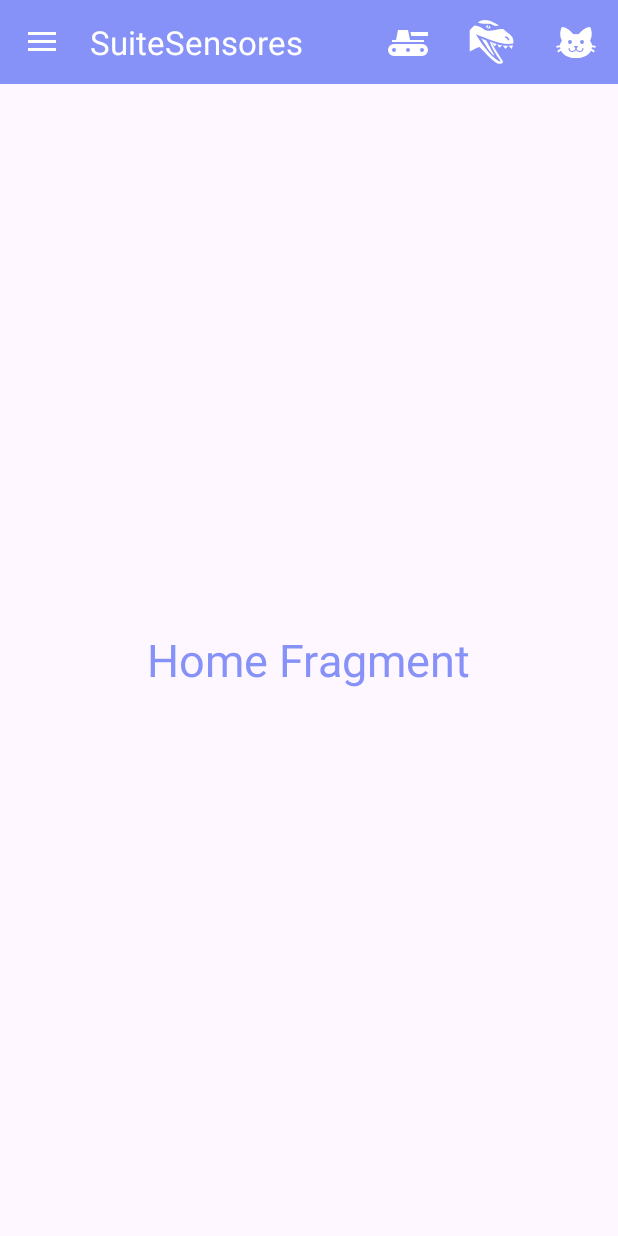
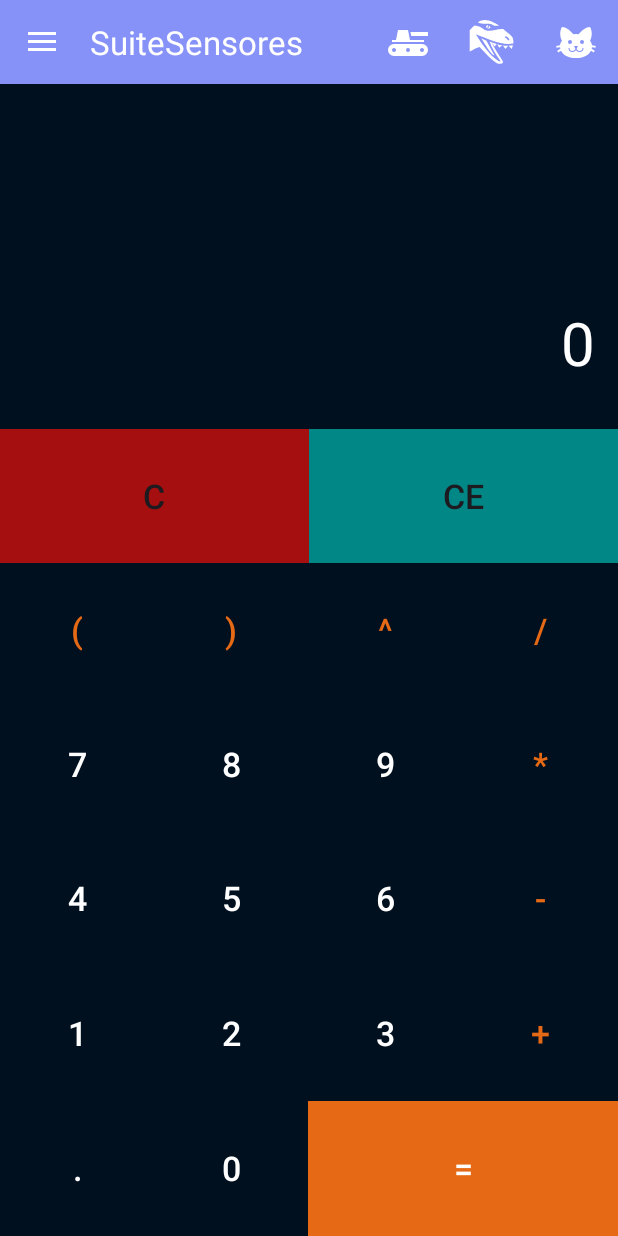
Before and after one commit to Gabriel-R-L/Suite_Sensores_Multimedia, an Android app: the screen it shows after launch (MainActivity), after a tap on "Icono delegado", on a phone screen of 412 x 824 dp. Run offline under Robolectric (Android 15) with nearby library versions, the light colour scheme and no system bars.

Commit message:
Calculadora implementada

```diff
--- a/app/build.gradle.kts
+++ b/app/build.gradle.kts
@@ -29,6 +29,7 @@ android {
 }
 
 dependencies {
+    implementation ("net.objecthunter:exp4j:0.4.8")
     implementation ("androidx.biometric:biometric:1.1.0")
     implementation ("com.github.bumptech.glide:glide:4.12.0")
     implementation("androidx.appcompat:appcompat:1.6.1")
--- a/app/src/main/java/com/suitejvg/suitesensores/main/MainActivity.java
+++ b/app/src/main/java/com/suitejvg/suitesensores/main/MainActivity.java
@@ -17,6 +17,7 @@ import com.suitejvg.suitesensores.R;
 import com.suitejvg.suitesensores.sensores.HuellaDigital;
 import com.suitejvg.suitesensores.sensores.Proximidad;
 import com.suitejvg.suitesensores.sensores.Bateria;
+import com.suitejvg.suitesensores.utils.Calculadora;
 import com.suitejvg.suitesensores.utils.HomeFragmen;
 
 public class MainActivity extends AppCompatActivity implements NavigationView.OnNavigationItemSelectedListener {
@@ -70,6 +71,8 @@ public class MainActivity extends AppCompatActivity implements NavigationView.On
 
         if (item.getItemId() == R.id.dele) {
             Toast.makeText(this, "Dele", Toast.LENGTH_SHORT).show();
+
+            getSupportFragmentManager().beginTransaction().replace(R.id.fragment_container, new Calculadora()).commit();
 
 //              * cambiar el menu hamburguesa
             NavigationView navigationView = findViewById(R.id.nav_view);
--- /dev/null
+++ b/app/src/main/java/com/suitejvg/suitesensores/utils/Calculadora.java
@@ -0,0 +1,199 @@
+package com.suitejvg.suitesensores.utils;
+import android.annotation.SuppressLint;
+import android.graphics.Color;
+import android.os.Bundle;
+
+import androidx.core.content.ContextCompat;
+import androidx.fragment.app.Fragment;
+
+import android.view.LayoutInflater;
+import android.view.View;
+import android.view.ViewGroup;
+import android.widget.Button;
+import android.widget.LinearLayout;
+import android.widget.TextView;
+import android.widget.Toast;
+
+
+/*
+? Librerías para el cálculo de operaciones
+? requiere en build.gradle del module app, en la parte de las dependecias
+? incluir lo siguiente: implementation ("net.objecthunter:exp4j:0.4.8")
+ */
+import com.suitejvg.suitesensores.R;
+
+import net.objecthunter.exp4j.Expression;
+import net.objecthunter.exp4j.ExpressionBuilder;
+
+public class Calculadora extends Fragment {
+
+    TextView operacionTV;
+    TextView resultadoTV;
+    private String datosText = "";
+
+    public Calculadora() { }
+
+    @Override
+    public void onCreate(Bundle savedInstanceState) {
+        super.onCreate(savedInstanceState);
+    }
+
+    @Override
+    public View onCreateView(LayoutInflater inflater, ViewGroup container,
+                             Bundle savedInstanceState) {
+        // Inflate the layout for this fragment
+        View view = inflater.inflate(R.layout.fragment_calculadora, container, false);
+
+        //* Instancio los textos donde se muestran las operaciones y resultados
+        operacionTV = view.findViewById(R.id.operacionTV);
+        resultadoTV = view.findViewById(R.id.resultadoTV);
+
+        //* Cargar los botones de la calculadora desde el controlador
+        generarElementos(view);
+
+        return view;
+    }
+
+
+    private void generarElementos(View view) {
+        LinearLayout buttonContainer = view.findViewById(R.id.buttonContainer);
+
+        String[][] buttonValues = {
+                {"C", "CE"},
+                {"(", ")", "^", "/"},
+                {"7", "8", "9", "*"},
+                {"4", "5", "6", "-"},
+                {"1", "2", "3", "+"},
+                {".", "0", "="}
+        };
+
+        //* Crear y agregar botones al contenedor principal
+        for (String[] rowValues : buttonValues) {
+            //* Crear un nuevo LinearLayout para cada fila
+            LinearLayout rowLayout = new LinearLayout(getActivity());
+            rowLayout.setLayoutParams(new LinearLayout.LayoutParams(
+                    LinearLayout.LayoutParams.MATCH_PARENT,
+                    0,
+                    1));
+            rowLayout.setOrientation(LinearLayout.HORIZONTAL);
+
+            //* Agregar botones a la fila actual
+            for (String value : rowValues) {
+                Button button = new Button(getActivity());
+                button.setLayoutParams(new LinearLayout.LayoutParams(
+                        0,
+                        LinearLayout.LayoutParams.MATCH_PARENT,
+                        1
+                ));
+
+                button.setText(value);
+
+                //* Personalizar botones
+                if (value.equals("=")) {
+                    button.setBackgroundColor(ContextCompat.getColor(getActivity(), R.color.orange));
+                    button.setTextSize(getResources().getDimension(R.dimen.calcButtonTextSize));
+                    button.setLayoutParams(new LinearLayout.LayoutParams(
+                            0,
+                            LinearLayout.LayoutParams.MATCH_PARENT,
+                            2
+                    ));
+                    button.setTextColor(Color.WHITE);
+                } else if (value.equals("C")) {
+                    button.setTextSize(getResources().getDimension(R.dimen.calcButtonTextSize));
+                    button.setBackgroundColor(ContextCompat.getColor(getActivity(), R.color.red));
+                } else if (value.equals("CE")) {
+                    button.setTextSize(getResources().getDimension(R.dimen.calcButtonTextSize));
+                    button.setBackgroundColor(ContextCompat.getColor(getActivity(), R.color.teal_700));
+                } else if (value.equals("(") || value.equals(")") || value.equals("^") || value.equals("/") ||
+                        value.equals("*") || value.equals("-") || value.equals("+")) {
+                    button.setTextSize(getResources().getDimension(R.dimen.calcButtonTextSize));
+                    button.setTextColor(ContextCompat.getColor(getActivity(), R.color.orange));
+                    button.setBackground(null);
+                } else {
+                    //* Configuración para los botones que no se personalizan
+                    button.setTextColor(ContextCompat.getColor(getActivity(), R.color.white));
+                    button.setTextSize(getResources().getDimension(R.dimen.calcButtonTextSize));
+                    button.setBackground(null);
+                    button.setLayoutParams(new LinearLayout.LayoutParams(
+                            0,
+                            LinearLayout.LayoutParams.MATCH_PARENT,
+                            1));
+                }
+
+                //? Agregar el botón a la fila actual
+                rowLayout.addView(button);
+
+
+                //? Agregar un listener al botón para manejar clics
+                button.setOnClickListener((View.OnClickListener) v -> listenerOperaciones((Button) v));
+            }
+
+            //* Agregar la fila al contenedor principal
+            buttonContainer.addView(rowLayout);
+        }
+    }
+
+    @SuppressLint("DefaultLocale")
+    private void listenerOperaciones(Button btn) {
+        //* Obtener el texto del botón clicado
+        String buttonText = btn.getText().toString();
+
+        switch (buttonText) {
+            case "=":
+                try {
+                    double resultado = evaluarExpresion(datosText);
+                    String resultadoFormateado;
+
+                    //* Formatear el resultado
+                    if (resultado % 1 == 0) {
+                        resultadoFormateado = String.format("%.0f", resultado);
+                    } else {
+                        resultadoFormateado = String.format("%.2f", resultado);
+                    }
+
+                    resultadoTV.setText(resultadoFormateado);
+                } catch (Exception e) {
+                    Toast.makeText(getActivity(), "Error en la expresión", Toast.LENGTH_SHORT).show();
+                }
+                break;
+
+            case "C":
+                if (datosText.length() > 0) {
+                    datosText = datosText.substring(0, datosText.length() - 1);
+                    operacionTV.setText(datosText);
+                }
+                break;
+            case "CE":
+                if (datosText.length() > 0) {
+                    datosText = "";
+                    operacionTV.setText("");
+                    resultadoTV.setText("0");
+                }
+                break;
+
+//            case "(":
+//            case ")":
+//                datosText += buttonText;
+//                operacionTV.setText(datosText);
+//                break;
+
+            default:
+                datosText += buttonText;
+                operacionTV.setText(datosText);
+                break;
+        }
+    }
+
+    //* método de la librería para los cálculos
+    private double evaluarExpresion(String expresion) {
+        try {
+            Expression e = new ExpressionBuilder(expresion).build();
+            return e.evaluate();
+        } catch (ArithmeticException e) {
+            // Manejar errores de aritmética (por ejemplo, división por cero)
+            throw new RuntimeException("Error aritmético: " + e.getMessage());
+        } catch (Exception e) {
+            // Otros errores
+            throw new RuntimeException("Error en la expresión: " + e.getMessage());
+        }
+    }}
--- /dev/null
+++ b/app/src/main/res/layout/fragment_calculadora.xml
@@ -0,0 +1,54 @@
+<?xml version="1.0" encoding="utf-8"?>
+<LinearLayout xmlns:android="http://schemas.android.com/apk/res/android"
+    xmlns:tools="http://schemas.android.com/tools"
+    android:layout_width="match_parent"
+    android:layout_height="match_parent"
+    android:orientation="vertical"
+    android:background="@color/colorPrimaryDark"
+    tools:context=".utils.Calculadora">
+
+    <LinearLayout
+        android:layout_width="match_parent"
+        android:layout_height="0dp"
+        android:layout_weight="3"
+        android:orientation="vertical"
+        tools:ignore="UselessParent">
+
+        <TextView
+            android:layout_width="wrap_content"
+            android:textAlignment="textEnd"
+            android:paddingEnd="@dimen/calcButtonTextSize"
+            android:layout_height="0dp"
+            android:layout_weight="1"
+            android:textColor="@color/white"
+            android:text="@string/calculator_workings"
+            android:layout_gravity="end"
+            android:gravity="center_vertical"
+            android:textSize="25sp"
+            android:id="@+id/operacionTV"
+            tools:ignore="NestedWeights,RtlSymmetry"></TextView>
+
+        <TextView
+            android:layout_width="wrap_content"
+            android:textAlignment="textEnd"
+            android:paddingEnd="@dimen/calcButtonTextSize"
+            android:layout_height="0dp"
+            android:layout_weight="1"
+            android:textColor="@color/white"
+            android:text="@string/calculator_results"
+            android:layout_gravity="end"
+            android:gravity="center_vertical"
+            android:textSize="40sp"
+            android:id="@+id/resultadoTV"
+            tools:ignore="RtlSymmetry"></TextView>
+    </LinearLayout>
+
+    <LinearLayout
+        android:layout_width="match_parent"
+        android:layout_height="0dp"
+        android:orientation="vertical"
+        android:layout_weight="7"
+        android:id="@+id/buttonContainer">
+    </LinearLayout>
+
+</LinearLayout>
--- a/app/src/main/res/values/colors.xml
+++ b/app/src/main/res/values/colors.xml
@@ -8,6 +8,17 @@
     <color name="teal_200">#FF03DAC5</color>
     <color name="teal_700">#FF018786</color>
     <color name="lavender">#8692f7</color>
+
+    <color name="colorPrimary">@color/blue_1</color>
+    <color name="colorPrimaryDark">@color/blue_1</color>
+    <color name="colorAccent">@color/blue_5</color>
+
+    <color name="blue_1">#00101f</color>
+    <color name="blue_5">#0078ff</color>
+
+    <color name="orange">#E66A15</color>
+    <color name="red">#A50F0F</color>
+
     <color name="gray_shadow">#4a4a4a</color>
     <color name="yellow">#f0c841</color>
     <color name="vix">#02b8a3</color>
--- /dev/null
+++ b/app/src/main/res/values/dimens.xml
@@ -0,0 +1,4 @@
+<?xml version="1.0" encoding="utf-8"?>
+<resources>
+    <dimen name="calcButtonTextSize">15dp</dimen>
+</resources>
```
Also changed, not shown: app/src/main/res/values/strings.xml (+23 -0 lines).
